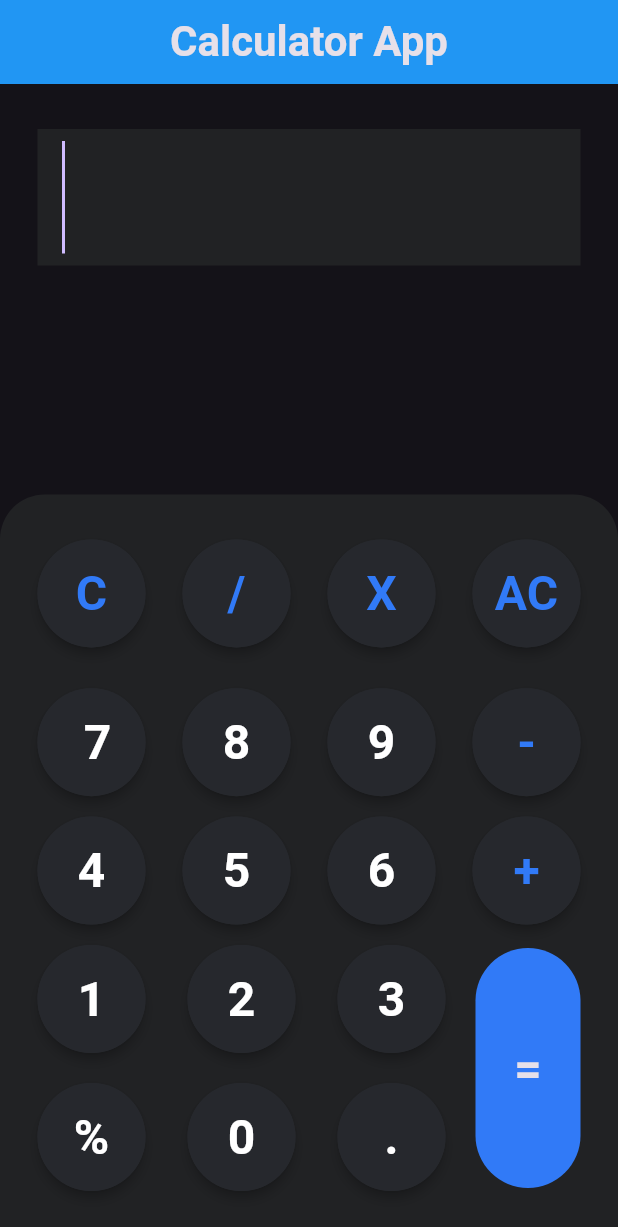
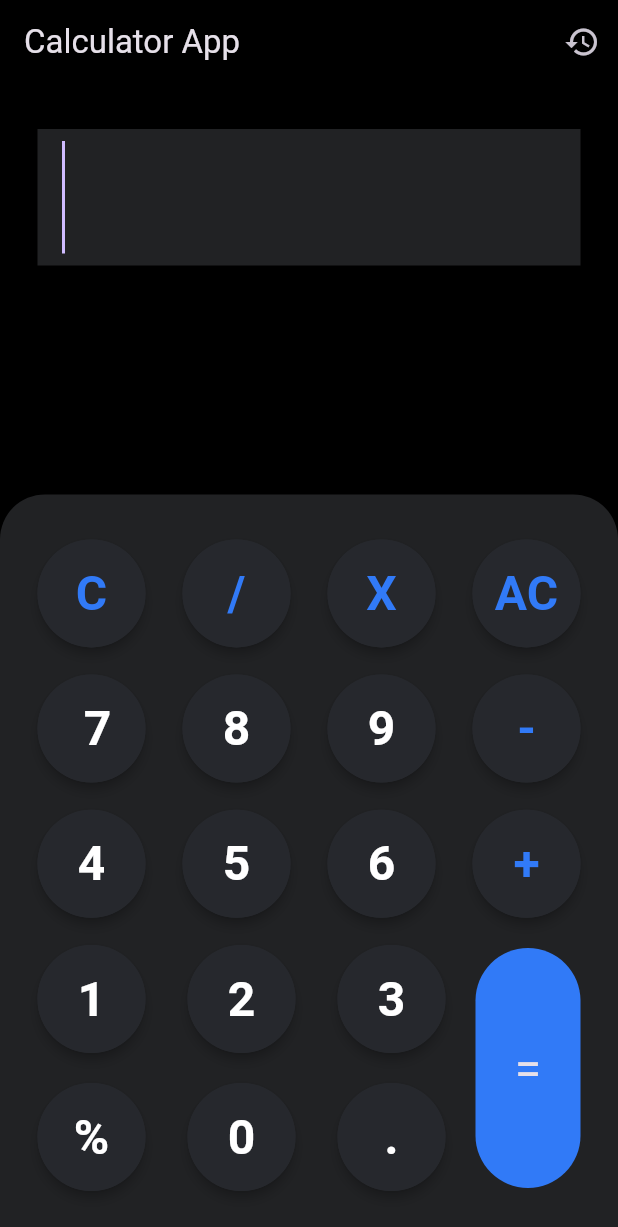
Before and after one commit to NAweb4everyone/Calculator-App, a Flutter app: the screen it shows after launch, on a phone screen of 412 x 824 dp. Shown: the top 1227 px of the screen. Run offline on Flutter 3.47's test engine with Material 3 defaults, Android fonts, the phone set to English and light mode, and no system bars; missing offline and left inert: function_tree.

Commit message:
this is first commit

```diff
--- a/lib/Cal_Button.dart
+++ b/lib/Cal_Button.dart
@@ -1,8 +1,8 @@
-import 'package:flutter/cupertino.dart';
 import 'package:flutter/material.dart';
-import 'package:new_app/Cal_Provider.dart';
+
 import 'package:provider/provider.dart';
 
+import 'Cal_Provider.dart';
 import 'Color.dart';
 
 class CalculateButton extends StatelessWidget {
@@ -13,15 +13,32 @@ class CalculateButton extends StatelessWidget {
   @override
   Widget build(BuildContext context) {
     return InkWell(
-      onTap: ()=>
-      Provider.of<CalculatorProvider>(context,listen: false).setValue("="),
+        onTap: () {
+          // Trigger the calculation and update the history
+          Provider.of<CalculatorProvider>(context, listen: false).setValue("=");
+
+          // Optionally, provide feedback (like a SnackBar)
+          ScaffoldMessenger.of(context).showSnackBar(
+            const SnackBar(
+              content: Text('Calculation completed and added to history!'),
+              duration: Duration(seconds: 2),
+            ),
+          );
+        },
         child: Container(
             height: 160,
             width: 70,
             decoration: BoxDecoration(
-            color: AppColors.secondaryColor ,
+                color: AppColors.secondaryColor,
                 borderRadius: BorderRadius.circular(40)),
-        child: Center(child: Text("=",style: TextStyle(fontSize: 32,fontWeight: FontWeight.w600),)),
+            child: const Center(
+              child: Text(
+                "=",
+                style: TextStyle(
+                  fontSize: 32,
+                ),
+              ),
+            ),
             ),
         );
   }
--- a/lib/home_screen.dart
+++ b/lib/home_screen.dart
@@ -1,100 +1,105 @@
+import 'package:flutter/material.dart';
+import 'package:new_app/textfield.dart';
 
-  import 'package:flutter/cupertino.dart';
-import 'package:flutter/material.dart';
-import 'package:new_app/Cal_Provider.dart';
-import 'package:new_app/Color.dart';
-import 'package:new_app/textfield.dart';
 import 'package:provider/provider.dart';
 
 import 'Cal_Button.dart';
+import 'Cal_Provider.dart';
+import 'Color.dart';
 import 'Widget.data.dart';
-import 'button.dart';
-
-
+import 'history.dart';
 
 class HomeScreen extends StatelessWidget {
   const HomeScreen({super.key});
 
   @override
   Widget build(BuildContext context) {
-    final screenHight = MediaQuery.sizeOf(context).height;
-    final padding = EdgeInsets.symmetric(horizontal: 25,vertical: 30);
-    final decoration = BoxDecoration(color: AppColors.primaryColor,
-        borderRadius: BorderRadius.vertical(top:Radius.circular(30))
+    final screenHeight = MediaQuery.sizeOf(context).height;
+    const padding = EdgeInsets.symmetric(horizontal: 25, vertical: 30);
+    const decoration = BoxDecoration(
+        color: AppColors.primaryColor,
+        borderRadius: BorderRadius.vertical(top: Radius.circular(30)));
+
+    return Consumer<CalculatorProvider>(builder: (context, provider, _) {
+      return Scaffold(
+        backgroundColor: Colors.black,
+        appBar: AppBar(
+          title: const Text("Calculator App"),
+          backgroundColor: Colors.black,
+          actions: [
+            IconButton(
+              icon: const Icon(Icons.history),
+              onPressed: () {
+                // Navigate to the History Screen
+                Navigator.push(
+                  context,
+                  MaterialPageRoute(builder: (context) => const HistoryScreen()),
                 );
-    return Consumer<CalculatorProvider>(
-      builder: (context,provider,_) {
-        return Scaffold(
-            appBar: AppBar(
-              title: Center(child: Text("Calculator App",style: TextStyle(fontSize: 28,fontWeight: FontWeight.bold),)),
-              backgroundColor: Colors.blue,
+              },
+            )
+          ],
         ),
         body: Column(
           children: [
             customTextField(
-                  controller: provider.cmpController,
+              controller: provider.compController,
             ),
             const Spacer(),
-                Container(height: screenHight * 0.6,
+            Container(
+              height: screenHeight * 0.6,
               width: double.infinity,
               padding: padding,
               decoration: decoration,
               child: Column(
                 mainAxisAlignment: MainAxisAlignment.spaceBetween,
-
                 children: [
-
                   Row(
                     mainAxisAlignment: MainAxisAlignment.spaceBetween,
-                      children: List.generate(4, (index) =>ButtonList[index])
-                    ),
-                    SizedBox(
-                      width: 20,
+                    children: List.generate(4, (index) => ButtonList[index]),
                   ),
                   Row(
                     mainAxisAlignment: MainAxisAlignment.spaceBetween,
-                        children: List.generate(4, (index) =>ButtonList[index + 4])
+                    children:
+                    List.generate(4, (index) => ButtonList[index + 4]),
                   ),
                   Row(
                     mainAxisAlignment: MainAxisAlignment.spaceBetween,
-                        children: List.generate(4, (index) =>ButtonList[index + 8])
+                    children:
+                    List.generate(4, (index) => ButtonList[index + 8]),
                   ),
                   Row(
-
                     children: [
                       Expanded(
                         child: Column(
                           children: [
                             Row(
                               mainAxisAlignment: MainAxisAlignment.spaceBetween,
-                                  children: List.generate(3, (index) =>ButtonList[index + 12])
+                              children: List.generate(
+                                  3, (index) => ButtonList[index + 12]),
                             ),
-                              SizedBox(
+                            const SizedBox(
                               height: 20,
                             ),
-
                             Row(
                               mainAxisAlignment: MainAxisAlignment.spaceBetween,
-                                  children: List.generate(3, (index) =>ButtonList[index + 15])
+                              children: List.generate(
+                                  3, (index) => ButtonList[index + 15]),
                             )
                           ],
                         ),
                       ),
-                        SizedBox(
+                      const SizedBox(
                         width: 20,
                       ),
-                        const CalculateButton()
+                      const CalculateButton(),
                     ],
-                    )
-                  ],)
-
-
-
-                )
+                  ),
                 ],
-            )
+              ),
+            ),
+          ],
+        ),
       );
-      }
-    );
+   });
     }
 }
```
Also changed, not shown: lib/Cal_Provider.dart (+52 -22 lines), lib/history.dart (added, +28 -0 lines). Lines whose indentation alone changed are shown as unchanged.
